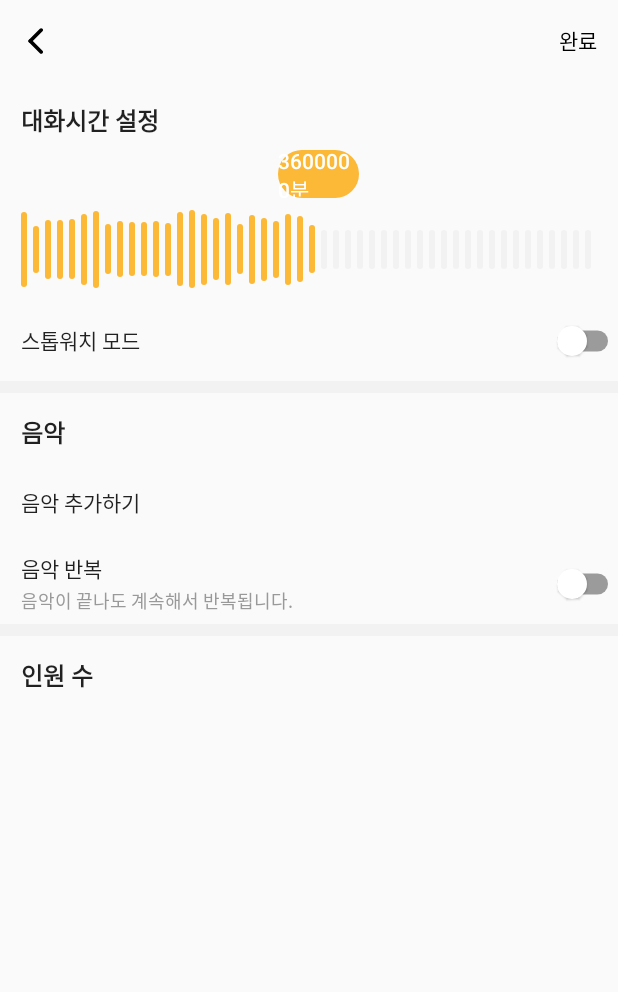
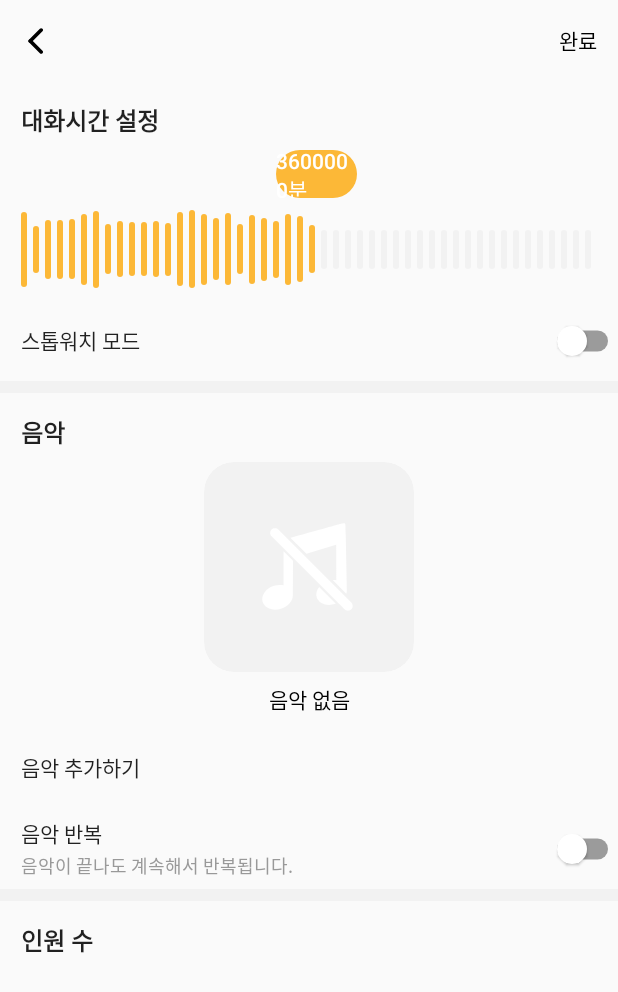
Before and after one commit to sghoregooteitehoo03/NeedTalk, an Android app built with Jetpack Compose: the CreateRoute screen opened through its navigation route, on a phone screen of 412 x 824 dp. Shown: the top 992 px of the screen. Run offline under Robolectric (Android 15) with nearby library versions, the phone set to English and light mode, and no system bars; our stand-ins replace Dagger/Hilt's generated code, Room's generated code, constraintlayout-compose, paging; libraries missing offline, so code that uses them is left out: com.holix.android.

Commit message:
feat: 음악 선택 Pager 구현 - 음악을 선택할 수 있는 Pager 기능 구현 - 음악 데이터를 담을 클래스 MusicEntity 구현

```diff
--- /dev/null
+++ b/app/src/main/java/com/sghore/needtalk/data/model/MusicEntity.kt
@@ -0,0 +1,13 @@
+package com.sghore.needtalk.data.model
+
+import androidx.room.Entity
+import androidx.room.PrimaryKey
+
+@Entity
+data class MusicEntity(
+    @PrimaryKey
+    val id: String,
+    val thumbnailImage: String,
+    val title: String,
+    val timestamp: Long
+)
--- a/app/src/main/java/com/sghore/needtalk/presentation/ui/create_screen/CreateScreen.kt
+++ b/app/src/main/java/com/sghore/needtalk/presentation/ui/create_screen/CreateScreen.kt
@@ -1,10 +1,13 @@
 package com.sghore.needtalk.presentation.ui.create_screen
 
+import androidx.compose.foundation.ExperimentalFoundationApi
+import androidx.compose.foundation.Image
 import androidx.compose.foundation.background
 import androidx.compose.foundation.gestures.detectHorizontalDragGestures
 import androidx.compose.foundation.layout.Arrangement
 import androidx.compose.foundation.layout.Box
 import androidx.compose.foundation.layout.Column
+import androidx.compose.foundation.layout.PaddingValues
 import androidx.compose.foundation.layout.Row
 import androidx.compose.foundation.layout.Spacer
 import androidx.compose.foundation.layout.fillMaxSize
@@ -13,7 +16,10 @@ import androidx.compose.foundation.layout.height
 import androidx.compose.foundation.layout.padding
 import androidx.compose.foundation.layout.size
 import androidx.compose.foundation.layout.width
+import androidx.compose.foundation.pager.HorizontalPager
+import androidx.compose.foundation.pager.rememberPagerState
 import androidx.compose.foundation.shape.CircleShape
+import androidx.compose.foundation.shape.RoundedCornerShape
 import androidx.compose.material.Divider
 import androidx.compose.material.Icon
 import androidx.compose.material.MaterialTheme
@@ -22,13 +28,14 @@ import androidx.compose.material.Text
 import androidx.compose.runtime.Composable
 import androidx.compose.runtime.getValue
 import androidx.compose.runtime.mutableFloatStateOf
-import androidx.compose.runtime.mutableStateOf
+import androidx.compose.runtime.mutableLongStateOf
 import androidx.compose.runtime.remember
 import androidx.compose.runtime.setValue
 import androidx.compose.ui.Alignment
 import androidx.compose.ui.Modifier
 import androidx.compose.ui.draw.alpha
 import androidx.compose.ui.draw.clip
+import androidx.compose.ui.graphics.Color
 import androidx.compose.ui.input.pointer.pointerInput
 import androidx.compose.ui.platform.LocalConfiguration
 import androidx.compose.ui.res.colorResource
@@ -36,7 +43,9 @@ import androidx.compose.ui.res.painterResource
 import androidx.compose.ui.text.font.FontWeight
 import androidx.compose.ui.tooling.preview.Preview
 import androidx.compose.ui.unit.dp
+import coil.compose.rememberAsyncImagePainter
 import com.sghore.needtalk.R
+import com.sghore.needtalk.data.model.MusicEntity
 import com.sghore.needtalk.presentation.ui.theme.NeedTalkTheme
 import com.sghore.needtalk.presentation.ui.theme.Orange50
 import java.text.DecimalFormat
@@ -91,6 +100,17 @@ fun CreateScreen(
             modifier = Modifier.fillMaxWidth(),
             optionTitle = "음악"
         ) {
+            MusicSelectPager(
+                musics = listOf(
+                    MusicEntity(
+                        id = "",
+                        thumbnailImage = "",
+                        title = "음악 없음",
+                        timestamp = System.currentTimeMillis()
+                    )
+                ), initialMusicId = ""
+            )
+            Spacer(modifier = Modifier.height(8.dp))
             OptionItem(
                 text = "음악 추가하기"
             )
@@ -225,12 +245,12 @@ fun SetTimer(
         Box(
             modifier = Modifier
                 .padding(
-                    start = if (thumbPos.dp - 35.dp <= 0.dp) {
+                    start = if (thumbPos.dp - 36.dp <= 0.dp) {
                         0.dp
-                    } else if (thumbPos.dp - 35.dp >= maxWidth.dp - (54 + 28).dp) {
+                    } else if (thumbPos.dp - 36.dp >= maxWidth.dp - (54 + 28).dp) {
                         maxWidth.dp - (54 + 28).dp
                     } else {
-                        thumbPos.dp - 35.dp
+                        thumbPos.dp - 36.dp
                     }
                 )
                 .width(54.dp)
@@ -257,8 +277,8 @@ fun SetTimer(
                 .height(52.dp)
                 .pointerInput(Unit) {
                     if (!isStopwatch) {
-                        detectHorizontalDragGestures { change, dragAmount ->
-                            thumbPos += dragAmount / 2.6f
+                        detectHorizontalDragGestures { _, dragAmount ->
+                            thumbPos += dragAmount / 2.5f
                             thumbPos = thumbPos.coerceIn(0f, maxWidth.toFloat())
 
                             progress = if (progress <= 0.025f) {
@@ -307,6 +327,94 @@ fun SetTimer(
 
 }
 
+// TODO: 사이즈 커지고 작아지는 애니메이션 추가
+@OptIn(ExperimentalFoundationApi::class)
+@Composable
+fun MusicSelectPager(
+    modifier: Modifier = Modifier,
+    musics: List<MusicEntity>,
+    initialMusicId: String
+) {
+    val initialIndex = remember { musics.map { it.id }.indexOf(initialMusicId) }
+    val pagerState = rememberPagerState(
+        initialPage = if (initialIndex < 0) 0 else initialIndex,
+        pageCount = { musics.size }
+    )
+    val currentPage = pagerState.currentPage
+    val maxWidth = LocalConfiguration.current.screenWidthDp
+
+    HorizontalPager(
+        modifier = modifier,
+        state = pagerState,
+        contentPadding = PaddingValues(
+            start = (maxWidth.dp - 140.dp) / 2,
+            end = (maxWidth.dp - 140.dp) / 2
+        ),
+        verticalAlignment = Alignment.Bottom
+    ) { index ->
+        MusicItem(
+            modifier = Modifier.width(140.dp),
+            thumbnailImage = musics[index].thumbnailImage,
+            musicTitle = musics[index].title,
+            isSelected = index == currentPage
+        )
+    }
+}
+
+@Composable
+fun MusicItem(
+    modifier: Modifier = Modifier,
+    thumbnailImage: String,
+    musicTitle: String,
+    isSelected: Boolean
+) {
+    Column(
+        modifier = modifier
+            .alpha(if (isSelected) 1f else 0.4f),
+        horizontalAlignment = Alignment.CenterHorizontally
+    ) {
+        if (thumbnailImage.isEmpty()) {
+            Box(
+                modifier = Modifier
+                    .size(if (isSelected) 140.dp else 110.dp)
+                    .clip(RoundedCornerShape(20.dp))
+                    .background(
+                        color = colorResource(id = R.color.light_gray),
+                        shape = RoundedCornerShape(20.dp)
+                    ),
+                contentAlignment = Alignment.Center
+            ) {
+                Icon(
+                    modifier = Modifier.size(80.dp),
+                    painter = painterResource(id = R.drawable.ic_no_music),
+                    contentDescription = "NoMusic",
+                    tint = Color.White
+                )
+            }
+        } else {
+            Image(
+                modifier = Modifier
+                    .size(if (isSelected) 140.dp else 110.dp)
+                    .clip(RoundedCornerShape(20.dp)),
+                painter = rememberAsyncImagePainter(model = thumbnailImage),
+                contentDescription = thumbnailImage
+            )
+        }
+        Spacer(modifier = Modifier.height(8.dp))
+        Text(
+            text = musicTitle,
+            style = if (isSelected) {
+                MaterialTheme.typography.body1
+                    .copy(color = MaterialTheme.colors.onPrimary)
+            } else {
+                MaterialTheme.typography.body2
+                    .copy(color = MaterialTheme.colors.onPrimary)
+            }
+        )
+    }
+}
+
+// time이 step값에 따라 값이 증가할 수 있도록 값을 보강 및 감소해주는 역할을 수행하는 함수
 private fun getTimerTimeByStep(time: Long, stepTime: Long): Long {
     if (stepTime == 0L) {
         return time
@@ -331,7 +439,7 @@ private fun getTimerTimeByStep(time: Long, stepTime: Long): Long {
 fun SetTimerPreview() {
     NeedTalkTheme {
         var time by remember {
-            mutableStateOf(3600000L)
+            mutableLongStateOf(3600000L)
         }
         SetTimer(
             currentTime = time,
@@ -342,3 +450,34 @@ fun SetTimerPreview() {
         )
     }
 }
+
+@Preview
+@Composable
+fun MusicSelectPagerPreview() {
+    NeedTalkTheme {
+        val testList = listOf(
+            MusicEntity(
+                id = "1",
+                thumbnailImage = "",
+                "음악 1",
+                timestamp = System.currentTimeMillis()
+            ),
+            MusicEntity(
+                id = "2",
+                thumbnailImage = "",
+                "음악 2",
+                timestamp = System.currentTimeMillis()
+            ),
+            MusicEntity(
+                id = "3",
+                thumbnailImage = "",
+                "음악 3",
+                timestamp = System.currentTimeMillis()
+            )
+        )
+        MusicSelectPager(
+            musics = testList,
+            initialMusicId = "3"
+        )
+    }
+}
--- /dev/null
+++ b/app/src/main/res/drawable/ic_no_music.xml
@@ -0,0 +1,12 @@
+<vector xmlns:android="http://schemas.android.com/apk/res/android"
+    android:width="100dp"
+    android:height="100dp"
+    android:viewportWidth="100"
+    android:viewportHeight="100">
+  <path
+      android:fillColor="#FF000000"
+      android:pathData="M21.9,85.55a12.97,12.97 0,0 1,-6.7 -1.73,8.45 8.45,0 0,1 -3.86,-4.76A8.95,8.95 0,0 1,12.92 71.18a15.1,15.1 0,0 1,7.93 -5.49,16.4 16.4,0 0,1 4.8,-0.73 14.51,14.51 0,0 1,3.13 0.33L28.78,36.92l7.92,7.92 -0.16,28.42c0,0.03 0,0.06 0,0.1 0.24,4.83 -3.9,9.65 -9.84,11.46A16.39,16.39 0,0 1,21.9 85.55ZM66.73,81.61a12.72,12.72 0,0 1,-6.43 -1.62,8.41 8.41,0 0,1 -3.82,-4.51c-0.98,-2.85 -0.25,-6.08 1.99,-8.87L72.43,80.57c-0.13,0.05 -0.26,0.1 -0.39,0.14A16.26,16.26 0,0 1,66.73 81.62ZM81.07,72.25h0L69.76,60.93c0.36,-0.03 0.72,-0.04 1.06,-0.04a14.59,14.59 0,0 1,1.92 0.13L72.65,31.38l-24.78,7.66L34.49,25.66l0.42,-0.12C66.05,16.79 74.45,14.48 76.02,14.09a14.11,14.11 0,0 1,2.98 -0.56,1.25 1.25,0 0,1 0.94,0.3c0.38,0.38 0.45,1.12 0.44,2.37 0,0.03 0.04,3.23 0.23,6.65a23.77,23.77 0,0 1,0.03 2.51,1.57 1.57,0 0,1 0.03,0.3l0.87,44.06a2.87,2.87 0,0 1,-0.07 0.64,9.08 9.08,0 0,1 -0.38,1.88Z"/>
+  <path
+      android:fillColor="#FF000000"
+      android:pathData="M24.44,18.78L85.25,79.59A4,4 77.89,0 1,85.25 85.25L85.25,85.25A4,4 77.89,0 1,79.59 85.25L18.78,24.44A4,4 0,0 1,18.78 18.78L18.78,18.78A4,4 0,0 1,24.44 18.78z"/>
+</vector>
```
